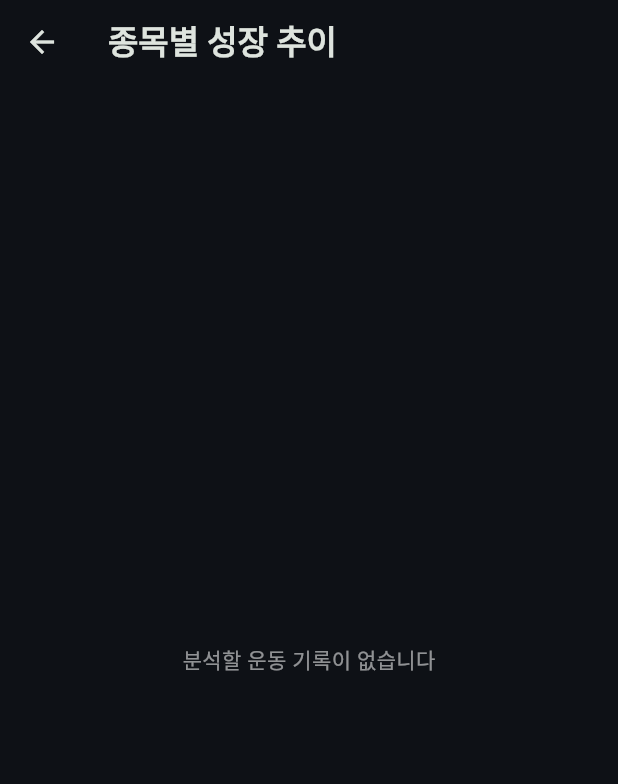
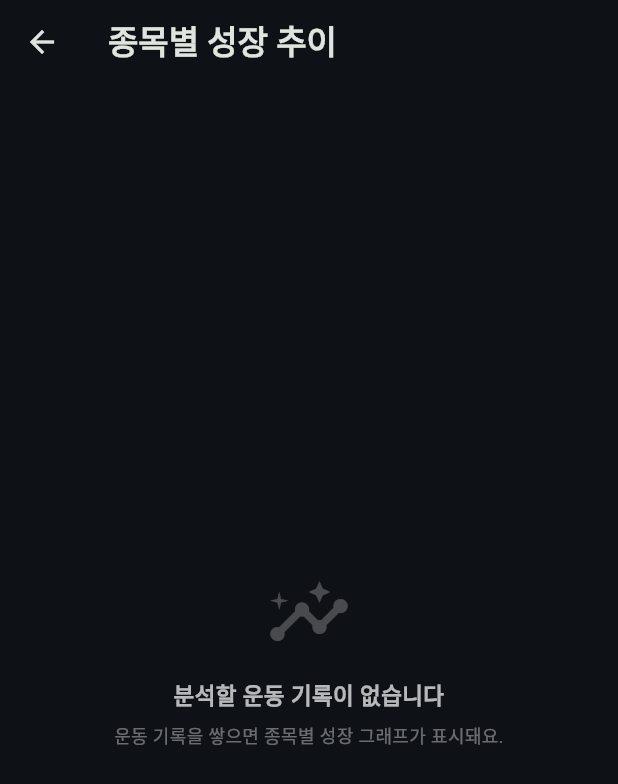
Before and after one commit to kang3019/coach-fit, a Flutter app: the ExerciseGrowthScreen screen opened directly, on a phone screen of 412 x 824 dp. Shown: the top 784 px of the screen. Run offline on Flutter 3.47's test engine with Material 3 defaults, Android fonts, the phone set to English and light mode, and no system bars; our stand-ins replace fl_chart, flutter_svg, shared_preferences; accounts and stored records are empty; network calls fail.

Commit message:
refactor(UI): 공용 EmptyState / Loading / AppSnackbar 위젯 도입
산발적으로 하드코딩된 "아직 없어요" 메시지, CircularProgressIndicator,
사용자 알림 패턴을 통일된 공용 위젯 3개로 추출. 재사용 가능한 디자인
시스템 기반 마련 — 추후 다른 화면도 점진 교체 예정.

[신규 공용 위젯]
- widgets/common/empty_state_view.dart
  · 아이콘 + 타이틀 + 메시지 + (옵션) 액션 버튼
  · 일관된 두부 아이콘 사이즈/색상, 중앙 정렬
- widgets/common/loading_view.dart
  · 테마 accent 색상의 CircularProgressIndicator + 선택적 메시지
- widgets/common/app_snackbar.dart
  · AppSnackbar.success / error / info 3가지 variant
  · 색상 코드화된 배경 + 아이콘 + 플로팅 위치
  · hideCurrentSnackBar 선행으로 연속 호출 안정화

[초기 적용 — 2개 화면]
- favorites_screen: 즐겨찾기 비어있음 메시지 교체
- exercise_growth_screen: 분석 데이터 없음 메시지 교체

Co-Authored-By: Claude Opus 4.7 <noreply@anthropic.com>

````diff
--- a/mobile-app/lib/screens/exercise_growth_screen.dart
+++ b/mobile-app/lib/screens/exercise_growth_screen.dart
@@ -4,6 +4,7 @@ import 'package:intl/intl.dart';
 
 import '../models/workout.dart';
 import '../services/workout_service.dart';
+import 'widgets/common/empty_state_view.dart';
 
 /// 선택한 운동 종목의 과거 기록을 라인 차트로 시각화.
 /// A 담당: 종목별 성장 그래프 (D).
@@ -56,9 +57,10 @@ class _ExerciseGrowthScreenState extends State<ExerciseGrowthScreen> {
           final names = _distinctExerciseNames(all);
           if (names.isEmpty) {
             return const Center(
-              child: Text(
-                '분석할 운동 기록이 없습니다',
-                style: TextStyle(color: Colors.white54),
+              child: EmptyStateView(
+                icon: Icons.insights_outlined,
+                title: '분석할 운동 기록이 없습니다',
+                message: '운동 기록을 쌓으면 종목별 성장 그래프가 표시돼요.',
               ),
             );
           }
--- /dev/null
+++ b/mobile-app/lib/screens/widgets/common/empty_state_view.dart
@@ -0,0 +1,64 @@
+import 'package:flutter/material.dart';
+
+/// 데이터가 없을 때 보여주는 공용 빈 상태 UI.
+/// 산발적으로 흩어져 있던 "아직 없어요" 메시지들을 일관된 디자인으로 통일.
+///
+/// 사용 예:
+/// ```dart
+/// const EmptyStateView(
+///   icon: Icons.history,
+///   title: '아직 기록이 없어요',
+///   message: '오른쪽 아래 + 버튼으로 첫 세트를 남겨보세요.',
+/// )
+/// ```
+class EmptyStateView extends StatelessWidget {
+  final IconData icon;
+  final String title;
+  final String? message;
+  final Widget? action;
+  final EdgeInsetsGeometry padding;
+
+  const EmptyStateView({
+    super.key,
+    required this.icon,
+    required this.title,
+    this.message,
+    this.action,
+    this.padding = const EdgeInsets.all(32),
+  });
+
+  @override
+  Widget build(BuildContext context) {
+    return Padding(
+      padding: padding,
+      child: Column(
+        mainAxisAlignment: MainAxisAlignment.center,
+        children: [
+          Icon(icon, color: Colors.white24, size: 56),
+          const SizedBox(height: 16),
+          Text(
+            title,
+            textAlign: TextAlign.center,
+            style: const TextStyle(
+              color: Colors.white70,
+              fontSize: 15,
+              fontWeight: FontWeight.w700,
+            ),
+          ),
+          if (message != null) ...[
+            const SizedBox(height: 6),
+            Text(
+              message!,
+              textAlign: TextAlign.center,
+              style: const TextStyle(color: Colors.white38, fontSize: 12),
+            ),
+          ],
+          if (action != null) ...[
+            const SizedBox(height: 20),
+            action!,
+          ],
+        ],
+      ),
+    );
+  }
+}
````
Also changed, not shown: mobile-app/lib/screens/favorites_screen.dart (+6 -12 lines), mobile-app/lib/screens/widgets/common/app_snackbar.dart (added, +100 -0 lines), mobile-app/lib/screens/widgets/common/loading_view.dart (added, +45 -0 lines).
